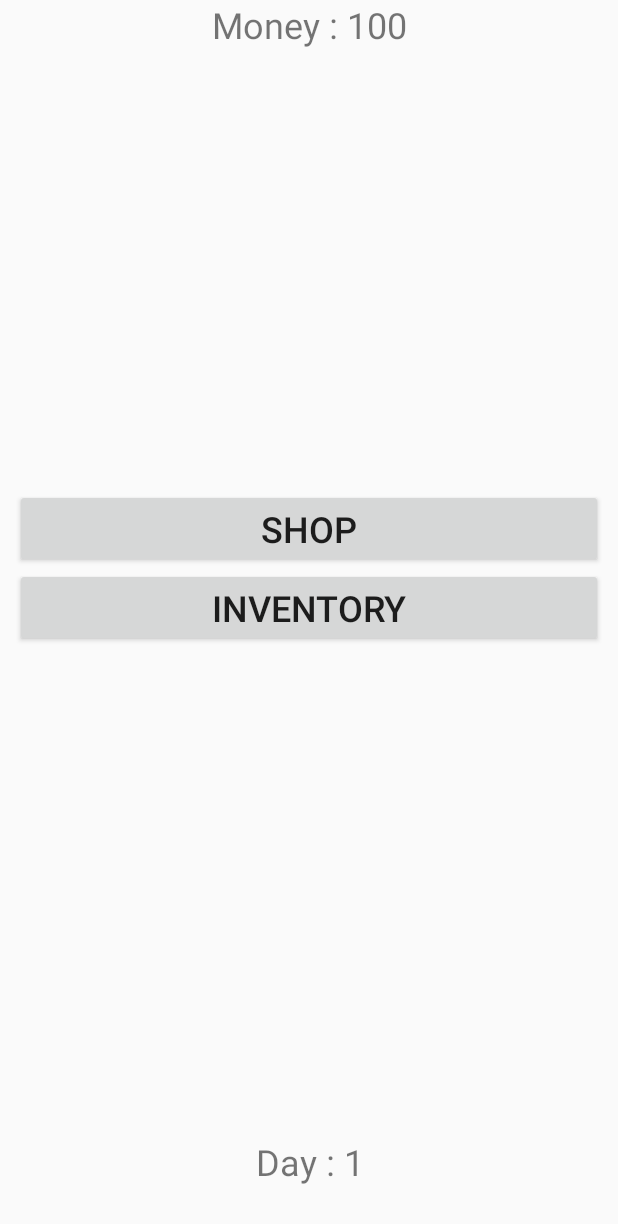
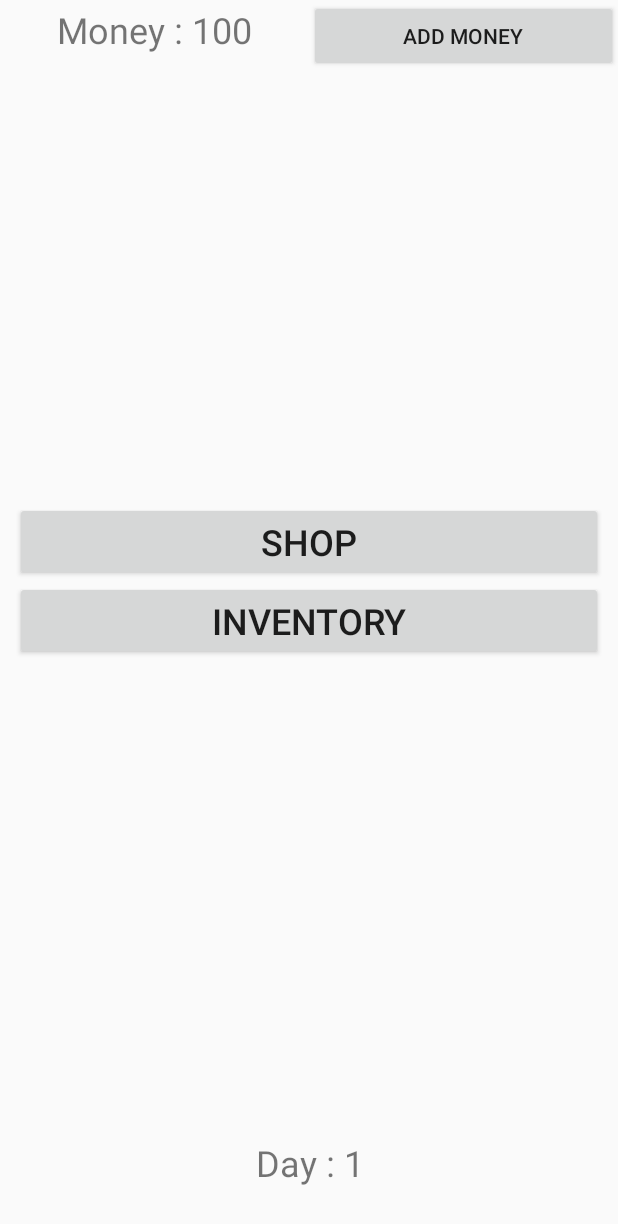
Before and after one commit to Matthieu42/GildedRoseInnAndroid, an Android app: the screen it shows after launch (HomeActivity), on a phone screen of 412 x 824 dp. Shown: the top 1224 px of the screen. Run offline under Robolectric (Android 15) with nearby library versions, the phone set to English and light mode, and no system bars.

Commit message:
Add saving

```diff
--- /dev/null
+++ b/app/src/main/java/fr/iut_valence/tinnesm/gildedroseinn/DataSaver.java
@@ -0,0 +1,52 @@
+package fr.iut_valence.tinnesm.gildedroseinn; /**
+ * Created by Matthieu on 14/02/2018.
+ */
+
+import android.content.SharedPreferences;
+
+import com.google.gson.Gson;
+import com.google.gson.GsonBuilder;
+import fr.iut_valence.tinnesm.gildedroseinn.GildedRoseModel.AbstractItem;
+import fr.iut_valence.tinnesm.gildedroseinn.GildedRoseModel.GildedRose;
+
+
+/**
+ * Created by Matthieu on 01/02/2018.
+ */
+
+public class DataSaver {
+    public static final String APP_DATA = "appData";
+    public static final String MONEY = "money";
+    public static final String INVENTORY = "Inventory";
+    private GildedRoseApp app;
+    SharedPreferences preferences;
+    private SharedPreferences.Editor prefsEditor;
+    private Gson gson;
+
+    public DataSaver(GildedRoseApp app){
+        this.app = app;
+        preferences = app.getSharedPreferences(APP_DATA,0);
+        prefsEditor = preferences.edit();
+        gson = new GsonBuilder()
+                .registerTypeAdapter(AbstractItem.class, new InterfaceAdapter<AbstractItem>())
+                .create();
+    }
+
+    public void saveInventory(GildedRose inventory){
+        String json = gson.toJson(inventory);
+        prefsEditor.putString(INVENTORY, json);
+        prefsEditor.apply();
+    }
+    public void saveMoney(int money){
+        prefsEditor.putInt(MONEY, money);
+        prefsEditor.apply();
+    }
+
+    public GildedRose getInventory(){
+        return gson.fromJson(preferences.getString(INVENTORY,null),GildedRose.class);
+    }
+
+    public int getMoney(){
+        return preferences.getInt(MONEY,0);
+    }
+}
--- a/app/src/main/java/fr/iut_valence/tinnesm/gildedroseinn/GildedRoseAdapter.java
+++ b/app/src/main/java/fr/iut_valence/tinnesm/gildedroseinn/GildedRoseAdapter.java
@@ -62,7 +62,9 @@ public class GildedRoseAdapter extends BaseAdapter {
                 ((TextView)view.findViewById(R.id.label2)).setText(res.getString(R.string.sellIn) + " : " +String.valueOf(item.getSellIn()));
                 break;
             case SHOP:
-                ((TextView)view.findViewById(R.id.label1)).setText(res.getString(R.string.price) + " : " +String.valueOf(item.getPrice()));
+                ((TextView)view.findViewById(R.id.label1)).setText(res.getString(R.string.quality) + " : " +String.valueOf(item.getQuality()));
+                ((TextView)view.findViewById(R.id.label2)).setText(res.getString(R.string.sellIn) + " : " +String.valueOf(item.getSellIn()));
+                ((TextView)view.findViewById(R.id.label3)).setText(res.getString(R.string.price) + " : " +String.valueOf(item.getPrice()));
                 break;
         }
 
--- a/app/src/main/java/fr/iut_valence/tinnesm/gildedroseinn/GildedRoseApp.java
+++ b/app/src/main/java/fr/iut_valence/tinnesm/gildedroseinn/GildedRoseApp.java
@@ -1,10 +1,16 @@
 package fr.iut_valence.tinnesm.gildedroseinn;
 
 import android.app.Application;
-import fr.iut_valence.tinnesm.gildedroseinn.GildedRoseModel.*;
 
 import java.util.ArrayList;
 import java.util.Arrays;
+
+import fr.iut_valence.tinnesm.gildedroseinn.GildedRoseModel.AbstractItem;
+import fr.iut_valence.tinnesm.gildedroseinn.GildedRoseModel.AgedBrieItem;
+import fr.iut_valence.tinnesm.gildedroseinn.GildedRoseModel.BackStagePassItem;
+import fr.iut_valence.tinnesm.gildedroseinn.GildedRoseModel.CommonItem;
+import fr.iut_valence.tinnesm.gildedroseinn.GildedRoseModel.GildedRose;
+import fr.iut_valence.tinnesm.gildedroseinn.GildedRoseModel.SulfurasItem;
 
 /**
  * Created by tinnesm on 31/01/18.
@@ -19,11 +25,11 @@ public class GildedRoseApp extends Application {
             new BackStagePassItem( 5, 49, 15),
             new CommonItem(3, 6, 16)));
 
-    public GildedRose gildedRoseInv = new GildedRose();
+    public GildedRose gildedRoseInv;
 
     public GildedRose gildedRoseShop = new GildedRose(items);
 
-    public int money = 100;
+    public int money;
 
     public GildedRoseApp getApplication(){
         return this;
--- a/app/src/main/java/fr/iut_valence/tinnesm/gildedroseinn/GildedRoseModel/AbstractItem.java
+++ b/app/src/main/java/fr/iut_valence/tinnesm/gildedroseinn/GildedRoseModel/AbstractItem.java
@@ -11,6 +11,9 @@ public abstract class AbstractItem implements Item
 	private int quality;
 	protected int price;
 
+	public AbstractItem(){
+
+	}
 	public AbstractItem(String name, int sellIn, int quality, int price)
 	{
 		this.price = price;
--- a/app/src/main/java/fr/iut_valence/tinnesm/gildedroseinn/HomeActivity.java
+++ b/app/src/main/java/fr/iut_valence/tinnesm/gildedroseinn/HomeActivity.java
@@ -1,8 +1,6 @@
 package fr.iut_valence.tinnesm.gildedroseinn;
 
 import android.app.Activity;
-
-import android.app.Application;
 import android.content.Intent;
 import android.os.Bundle;
 import android.view.View;
@@ -11,11 +9,14 @@ import android.widget.TextView;
 import java.util.Timer;
 import java.util.TimerTask;
 
+import fr.iut_valence.tinnesm.gildedroseinn.GildedRoseModel.GildedRose;
+
 public class HomeActivity extends Activity
 {
 	private TextView dayText;
 	private TextView moneytext;
 	private GildedRoseApp app;
+	private DataSaver dataSaver;
 	@Override
 	protected void onCreate(Bundle savedInstanceState)
 	{
@@ -24,6 +25,15 @@ public class HomeActivity extends Activity
 		app = (GildedRoseApp) getApplication();
 		dayText = (TextView) findViewById(R.id.day_text);
 		moneytext = (TextView) findViewById(R.id.walletTextView);
+		dataSaver = new DataSaver(app);
+		app.money = dataSaver.getMoney();
+		if(app.money == 0){
+			app.money = 100;
+		}
+		app.gildedRoseInv = dataSaver.getInventory();
+		if(app.gildedRoseInv == null){
+			app.gildedRoseInv = new GildedRose();
+		}
 		Timer timer = new Timer();
 		timer.schedule(new TimerTask() {
 			@Override
@@ -42,6 +52,10 @@ public class HomeActivity extends Activity
 				break;
 			case R.id.inventory_button :
 				startInventoryActivity();
+				break;
+			case R.id.addMoneyButton:
+				app.money+=100;
+				updateWalletText();
 				break;
 			default :
 		}
@@ -71,6 +85,13 @@ public class HomeActivity extends Activity
 		super.onResume();
 		updateWalletText();
 	}
+	@Override
+	protected void onStop() {
+		super.onStop();
+		this.dataSaver.saveInventory(app.gildedRoseInv);
+		this.dataSaver.saveMoney(app.money);
+	}
+
 
 	private void updateWalletText(){
 		moneytext.setText(String.format("%s : %d", getString(R.string.money),app.money));
--- a/app/src/main/res/layout/home_layout.xml
+++ b/app/src/main/res/layout/home_layout.xml
@@ -1,21 +1,38 @@
 <LinearLayout xmlns:android="http://schemas.android.com/apk/res/android"
-    xmlns:tools="http://schemas.android.com/tools"
     android:layout_width="match_parent"
     android:layout_height="match_parent"
+    xmlns:tools="http://schemas.android.com/tools"
     android:gravity="center_vertical"
-    android:orientation="vertical" >
+    android:orientation="vertical">
 
-    <TextView
+    <LinearLayout
+        android:layout_width="match_parent"
+        android:layout_height="wrap_content"
+        android:orientation="horizontal">
+
+        <TextView
+                android:id="@+id/walletTextView"
+                android:layout_width="match_parent"
+            android:layout_height="wrap_content"
+            android:layout_weight="1"
+                android:textAlignment="center"
+            android:textSize="24sp" />
+
+        <Button
+            android:id="@+id/addMoneyButton"
             android:layout_width="match_parent"
-            android:layout_height="wrap_content" android:id="@+id/walletTextView" android:textAlignment="center"
-            android:textSize="24sp"/>
+            android:layout_height="wrap_content"
+            android:layout_weight="1"
+            android:text="Add money"
+            android:onClick="homeActivityClickListener" />
+    </LinearLayout>
+
     <LinearLayout
         android:layout_width="match_parent"
         android:layout_height="0dp"
         android:layout_weight="7"
         android:gravity="center_vertical"
-        android:orientation="vertical"
-        tools:context="fr.iutvalence.info.m4104.tictactoe.HomeActivity" >
+        android:orientation="vertical">
 
         <Button
             android:id="@+id/shop_button"
@@ -42,13 +59,11 @@
 
     <LinearLayout
         xmlns:android="http://schemas.android.com/apk/res/android"
-        xmlns:tools="http://schemas.android.com/tools"
         android:layout_width="match_parent"
         android:layout_height="0dp"
         android:layout_weight="1"
         android:gravity="bottom"
-        android:orientation="horizontal"
-        tools:context="fr.iutvalence.info.m4104.tictactoe.HomeActivity" >
+        android:orientation="horizontal">
         <TextView
             android:id="@+id/day_text"
             android:layout_width="match_parent"
--- a/app/src/main/res/layout/item_layout.xml
+++ b/app/src/main/res/layout/item_layout.xml
@@ -14,4 +14,10 @@
     <TextView
             android:layout_width="match_parent"
             android:layout_height="wrap_content" android:id="@+id/label2" android:textAlignment="center"/>
+
+    <TextView
+        android:id="@+id/label3"
+        android:layout_width="match_parent"
+        android:layout_height="wrap_content"
+        android:textAlignment="center" />
 </LinearLayout>
--- a/build.gradle
+++ b/build.gradle
@@ -3,6 +3,7 @@
 buildscript {
     repositories {
         jcenter()
+        google()
     }
     dependencies {
         classpath 'com.android.tools.build:gradle:2.3.2'
@@ -15,6 +16,7 @@ buildscript {
 allprojects {
     repositories {
         jcenter()
+        google()
     }
 }
 
```
Also changed, not shown: app/build.gradle (+4 -3 lines), app/src/main/java/fr/iut_valence/tinnesm/gildedroseinn/InterfaceAdapter.java (added, +63 -0 lines).
